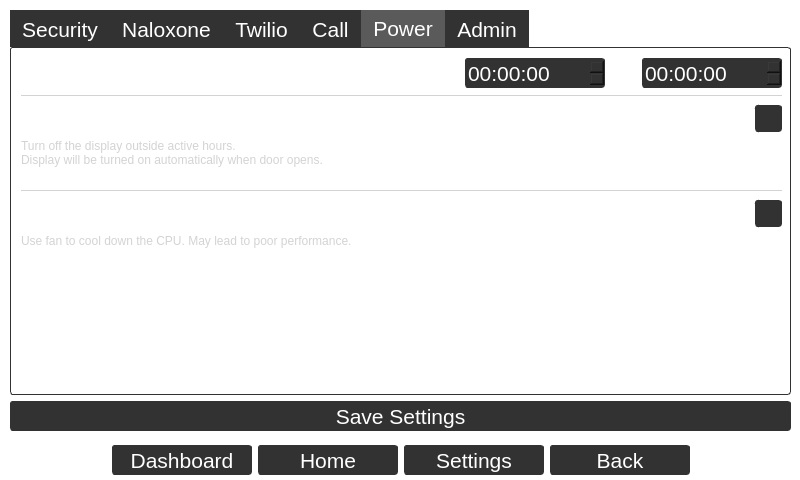
Above: oobe_qt/door_close_window.ui from zyl120/Naloxone_Safety_Kit before the change. Below: the same form after it.
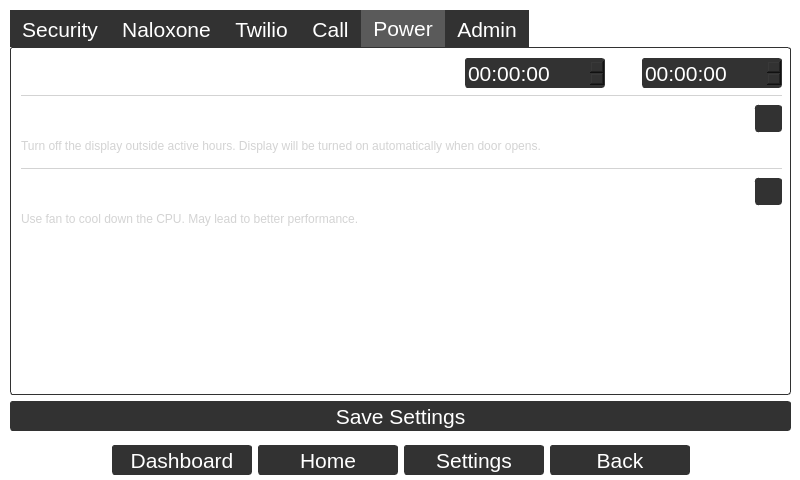
That is the form after the change. The open tabs and pages were chosen to show the change.

```diff
--- a/oobe_qt/door_close_window.ui
+++ b/oobe_qt/door_close_window.ui
@@ -3122,7 +3122,7 @@
                 <property name="minimumSize">
                  <size>
                   <width>0</width>
-                  <height>44</height>
+                  <height>22</height>
                  </size>
                 </property>
                 <property name="font">
@@ -3135,8 +3135,7 @@
                  <string notr="true">color:lightgrey</string>
                 </property>
                 <property name="text">
-                 <string>Turn off the display outside active hours.
-Display will be turned on automatically when door opens.</string>
+                 <string>Turn off the display outside active hours. Display will be turned on automatically when door opens.</string>
                 </property>
                 <property name="alignment">
                  <set>Qt::AlignLeading|Qt::AlignLeft|Qt::AlignTop</set>
@@ -3254,7 +3253,7 @@
                  <string notr="true">color:lightgrey</string>
                 </property>
                 <property name="text">
-                 <string>Use fan to cool down the CPU. May lead to poor performance.</string>
+                 <string>Use fan to cool down the CPU. May lead to better performance.</string>
                 </property>
                 <property name="alignment">
                  <set>Qt::AlignLeading|Qt::AlignLeft|Qt::AlignTop</set>
```
Left out of the diff: 2 changed lines with no effect on the pictures.
